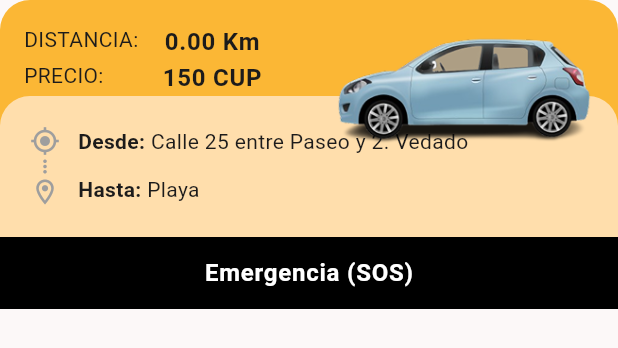
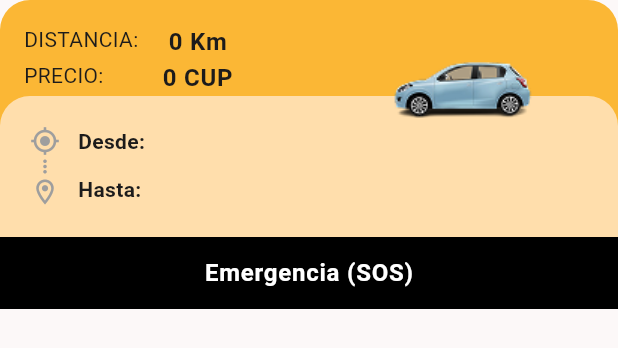
Before and after one commit to IrquenDev/quber-taxi-apps, a Flutter app: the ClientTripInfo widget shown alone on an empty page, opened directly with empty values, on a phone screen of 412 x 824 dp. Shown: the top 348 px of the screen. Run offline on Flutter 3.47's test engine with Material 3 defaults, Android fonts, the phone set to English and light mode, and no system bars; our stand-ins replace flutter_svg, geolocator, go_router, google_fonts; missing offline and left inert: flutter_fusion, mapbox_maps_flutter, network_checker, stomp_dart_client, turf; statements that could not run were skipped.

Commit message:
init client nav trip stats

```diff
--- a/lib/client-app/pages/navigation/trip_info.dart
+++ b/lib/client-app/pages/navigation/trip_info.dart
@@ -1,12 +1,22 @@
 import 'package:flutter/material.dart';
 import 'package:quber_taxi/common/widgets/emergency_dialog.dart';
+import 'package:quber_taxi/enums/taxi_type.dart';
 import 'package:quber_taxi/theme/dimensions.dart';
 
 class ClientTripInfo extends StatelessWidget {
 
   final num distance;
+  final String originName;
+  final String destinationName;
+  final TaxiType taxiType;
 
-  const ClientTripInfo({super.key, required this.distance});
+  const ClientTripInfo({
+    super.key,
+    required this.distance,
+    required this.originName,
+    required this.destinationName,
+    required this.taxiType
+  });
 
   @override
   Widget build(BuildContext context) {
@@ -38,7 +48,12 @@ class ClientTripInfo extends StatelessWidget {
                         ),
                         DefaultTextStyle(
                           style: Theme.of(context).textTheme.bodyLarge!.copyWith(fontWeight: FontWeight.bold),
-                            child: Column(children: [Text('${distance.toStringAsFixed(2)} Km'), Text('150 CUP')])
+                            child: Column(
+                                children: [
+                                  Text('${distance.toStringAsFixed(0)} Km'),
+                                  Text('${(distance * 100).toStringAsFixed(0)} CUP')
+                                ]
+                            )
                         )
                       ]
                   )
@@ -78,9 +93,11 @@ class ClientTripInfo extends StatelessWidget {
                                       children: [
                                         TextSpan(
                                             text: 'Desde: ',
-                                            style: Theme.of(context).textTheme.bodyMedium!
-                                                .copyWith(fontWeight: FontWeight.bold)),
-                                        TextSpan(text: 'Calle 25 entre Paseo y 2. Vedado')
+                                            style: Theme.of(context).textTheme.bodyMedium!.copyWith(
+                                                fontWeight: FontWeight.bold
+                                            )
+                                        ),
+                                        TextSpan(text: originName)
                                       ]
                                   )
                               ),
@@ -89,9 +106,11 @@ class ClientTripInfo extends StatelessWidget {
                                       children: [
                                         TextSpan(
                                             text: 'Hasta: ',
-                                            style: Theme.of(context).textTheme.bodyMedium!
-                                                .copyWith(fontWeight: FontWeight.bold)),
-                                        TextSpan(text: 'Playa')
+                                            style: Theme.of(context).textTheme.bodyMedium!.copyWith(
+                                                fontWeight: FontWeight.bold
+                                            )
+                                        ),
+                                        TextSpan(text: destinationName)
                                       ]
                                   )
                               )
@@ -136,7 +155,7 @@ class ClientTripInfo extends StatelessWidget {
                 child: Transform(
                     alignment: Alignment.center,
                     transform: Matrix4.identity()..scale(-1.0, 1.0),
-                    child: Image.asset('assets/images/vehicles/xhdpi/standard.png')
+                    child: Image.asset(taxiType.assetRef)
                 )
               )
             )
--- a/lib/common/widgets/emergency_dialog.dart
+++ b/lib/common/widgets/emergency_dialog.dart
@@ -1,6 +1,5 @@
 import 'package:flutter/material.dart';
 import 'package:quber_taxi/client-app/pages/navigation/trip_completed.dart';
-import 'package:quber_taxi/driver-app/pages/navigation/trip_completed.dart';
 import 'package:quber_taxi/theme/dimensions.dart';
 
 class EmergencyDialog extends StatelessWidget {
@@ -66,7 +65,7 @@ class EmergencyDialog extends StatelessWidget {
                       context: context,
                       isScrollControlled: true,
                       showDragHandle: true,
-                      builder: (context) => const DriverTripCompleted(),
+                      builder: (context) => const ClientTripCompleted(),
                     );
                   },
                   child: Text(
--- a/lib/routes/app_router.dart
+++ b/lib/routes/app_router.dart
@@ -67,7 +67,7 @@ final GoRouter appRouter = GoRouter(
               originCoords: <num>[-82.3598, 23.1380],
               requiredSeats: 4,
               hasPets: true,
-              taxiType: TaxiType.xhdpiStandard,
+              taxiType: TaxiType.xhdpiComfort,
               minDistance: 5,
               maxDistance: 22,
               minPrice: 500,
```
Also changed, not shown: lib/client-app/pages/navigation/client_navigation.dart (+82 -20 lines).
